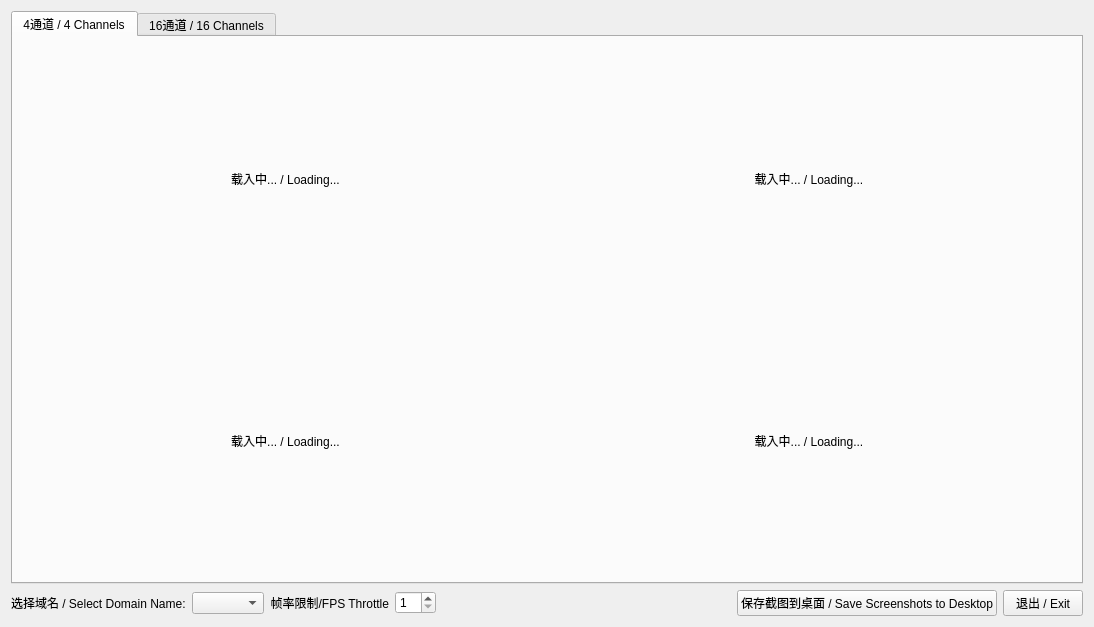
Qt form src/mainwindow.ui (alex-lt-kong/q-rtsp-viewer) before a commit.
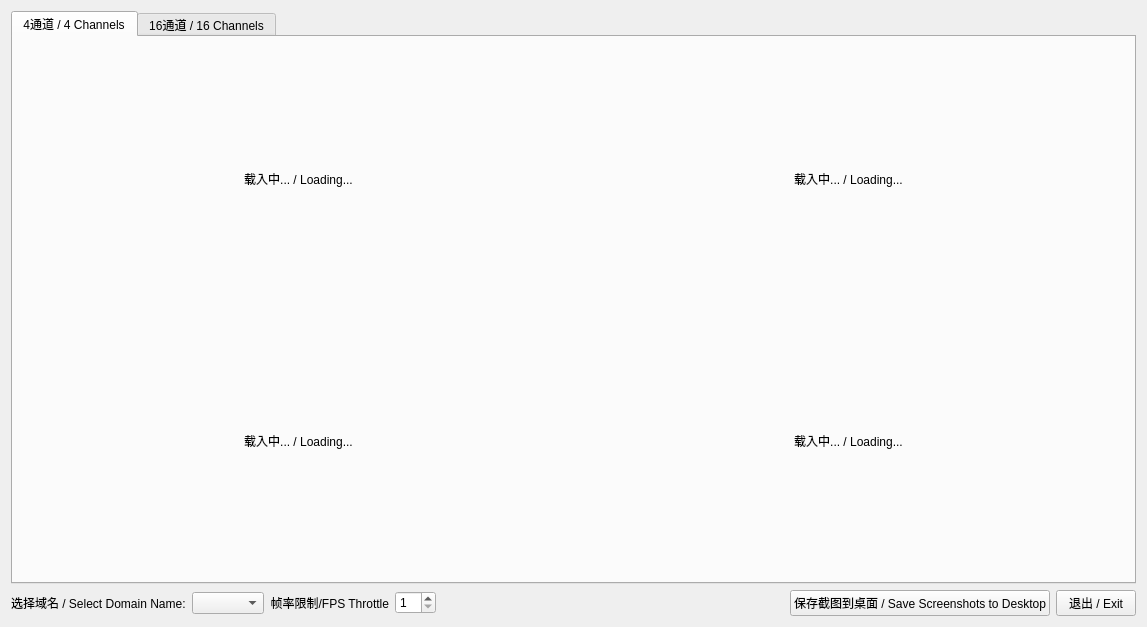
The same form after that commit. Icons and pictures are not drawn.

```diff
--- a/src/mainwindow.ui
+++ b/src/mainwindow.ui
@@ -6,7 +6,7 @@
    <rect>
     <x>0</x>
     <y>0</y>
-    <width>1094</width>
+    <width>1147</width>
     <height>627</height>
    </rect>
   </property>
```
